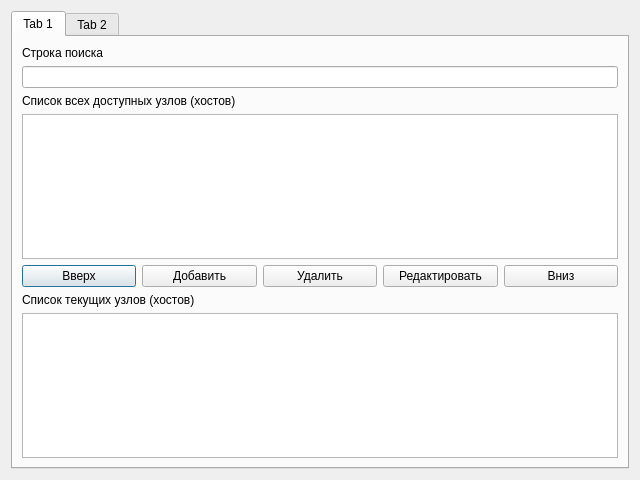
First picture: the form in ui/edit_and_view_window.ui, repository aleksey88bsuir/Network_monitoring, before the edit.
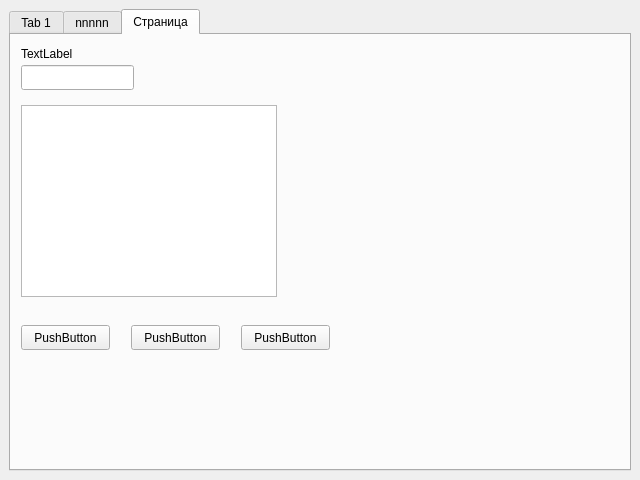
Second picture: the form after the edit. The open tabs and pages were chosen to show the change.

Commit message: Изменил дополнительное окно. Теперь на нем 3 вкладки. Первое окно с выбором узлов с которыми мы будем работать - РАБОТАЕТ

Diff of the .ui file:
```diff
--- a/ui/edit_and_view_window.ui
+++ b/ui/edit_and_view_window.ui
@@ -13,9 +13,15 @@
   <property name="windowTitle">
    <string>Dialog</string>
   </property>
-  <layout class="QVBoxLayout" name="verticalLayout_3">
-   <item>
     <widget class="QTabWidget" name="tabWidget">
+   <property name="geometry">
+    <rect>
+     <x>9</x>
+     <y>9</y>
+     <width>622</width>
+     <height>462</height>
+    </rect>
+   </property>
      <property name="currentIndex">
       <number>0</number>
      </property>
@@ -56,21 +62,7 @@
          <item>
           <widget class="QPushButton" name="b_add">
            <property name="text">
-            <string>Добавить</string>
-           </property>
-          </widget>
-         </item>
-         <item>
-          <widget class="QPushButton" name="b_del">
-           <property name="text">
-            <string>Удалить</string>
-           </property>
-          </widget>
-         </item>
-         <item>
-          <widget class="QPushButton" name="b_edit">
-           <property name="text">
-            <string>Редактировать</string>
+          <string>Сохранить изменения</string>
            </property>
           </widget>
          </item>
@@ -97,7 +89,7 @@
      </widget>
      <widget class="QWidget" name="tab_2">
       <attribute name="title">
-       <string>Tab 2</string>
+     <string>nnnnn</string>
       </attribute>
       <layout class="QVBoxLayout" name="verticalLayout_5">
        <item>
@@ -193,9 +185,84 @@
        </item>
       </layout>
      </widget>
+   <widget class="QWidget" name="tab">
+    <attribute name="title">
+     <string>Страница</string>
+    </attribute>
+    <widget class="QLabel" name="label">
+     <property name="geometry">
+      <rect>
+       <x>10</x>
+       <y>10</y>
+       <width>67</width>
+       <height>17</height>
+      </rect>
+     </property>
+     <property name="text">
+      <string>TextLabel</string>
+     </property>
     </widget>
-   </item>
-  </layout>
+    <widget class="QLineEdit" name="lineEdit">
+     <property name="geometry">
+      <rect>
+       <x>10</x>
+       <y>30</y>
+       <width>113</width>
+       <height>25</height>
+      </rect>
+     </property>
+    </widget>
+    <widget class="QTableView" name="tableView">
+     <property name="geometry">
+      <rect>
+       <x>10</x>
+       <y>70</y>
+       <width>256</width>
+       <height>192</height>
+      </rect>
+     </property>
+    </widget>
+    <widget class="QPushButton" name="pushButton">
+     <property name="geometry">
+      <rect>
+       <x>10</x>
+       <y>290</y>
+       <width>89</width>
+       <height>25</height>
+      </rect>
+     </property>
+     <property name="text">
+      <string>PushButton</string>
+     </property>
+    </widget>
+    <widget class="QPushButton" name="pushButton_2">
+     <property name="geometry">
+      <rect>
+       <x>120</x>
+       <y>290</y>
+       <width>89</width>
+       <height>25</height>
+      </rect>
+     </property>
+     <property name="text">
+      <string>PushButton</string>
+     </property>
+    </widget>
+    <widget class="QPushButton" name="pushButton_3">
+     <property name="geometry">
+      <rect>
+       <x>230</x>
+       <y>290</y>
+       <width>89</width>
+       <height>25</height>
+      </rect>
+     </property>
+     <property name="text">
+      <string>PushButton</string>
+     </property>
+    </widget>
+   </widget>
+  </widget>
  </widget>
  <resources/>
  <connections/>
```
Left out of the diff: 2 changed lines with no effect on the pictures. Lines whose indentation alone changed are shown as unchanged. The commit also changes 4 other files.
